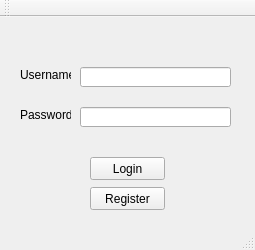
Above: Qt Project/Networks_Client/mainwindow.ui from lordzsolt/DS_Client before the change. Below: the same form after it.
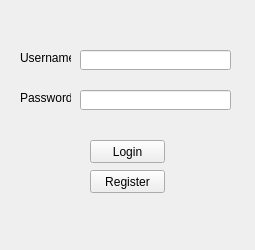
That is the form after the change.

Commit message: Added design for main window. Added placeholder method for login button clicked event.

Diff of the .ui file:
```diff
--- a/Qt Project/Networks_Client/mainwindow.ui
+++ b/Qt Project/Networks_Client/mainwindow.ui
@@ -100,15 +100,6 @@
     </rect>
    </property>
   </widget>
-  <widget class="QToolBar" name="mainToolBar">
-   <attribute name="toolBarArea">
-    <enum>TopToolBarArea</enum>
-   </attribute>
-   <attribute name="toolBarBreak">
-    <bool>false</bool>
-   </attribute>
-  </widget>
-  <widget class="QStatusBar" name="statusBar"/>
  </widget>
  <layoutdefault spacing="6" margin="11"/>
  <resources/>
```
Left out of the diff: 8 changed lines with no effect on the pictures. The commit also changes 5 other files.
